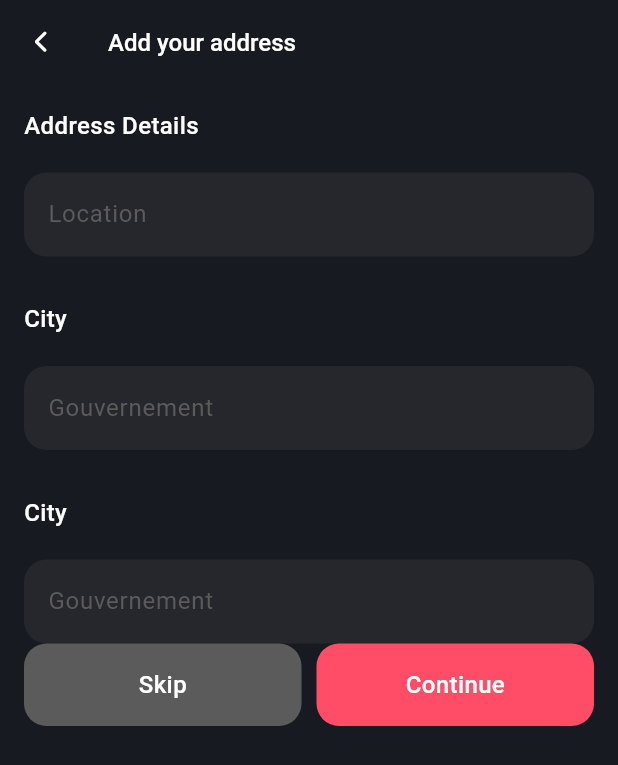
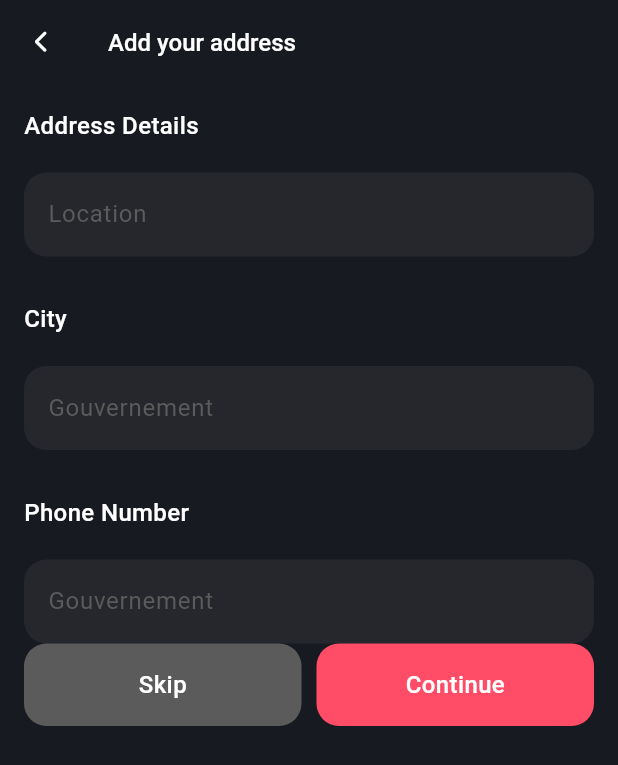
Before and after one commit to hafedh049/luxy, a Flutter app: the Address screen opened directly, on a phone screen of 412 x 824 dp. Shown: the top 765 px of the screen. Run offline on Flutter 3.47's test engine with Material 3 defaults, Android fonts, the phone set to English and light mode, and no system bars; our stand-ins replace animated_toggle_switch, flutter_animate, fluttertoast, google_nav_bar, hive, icons_plus and 2 more; accounts and stored records are empty.

Commit message:
Modified  lib/views/auth/address.dart

```diff
--- a/lib/views/auth/address.dart
+++ b/lib/views/auth/address.dart
@@ -68,7 +68,7 @@ class _AddressState extends State<Address> {
                 ),
               ),
               const SizedBox(height: 30),
-              const Text("City", style: TextStyle(color: white, fontSize: 16, fontWeight: FontWeight.w500)),
+              const Text("Phone Number", style: TextStyle(color: white, fontSize: 16, fontWeight: FontWeight.w500)),
               const SizedBox(height: 20),
               Container(
                 decoration: BoxDecoration(borderRadius: BorderRadius.circular(15), color: grey.withOpacity(.2)),
```
